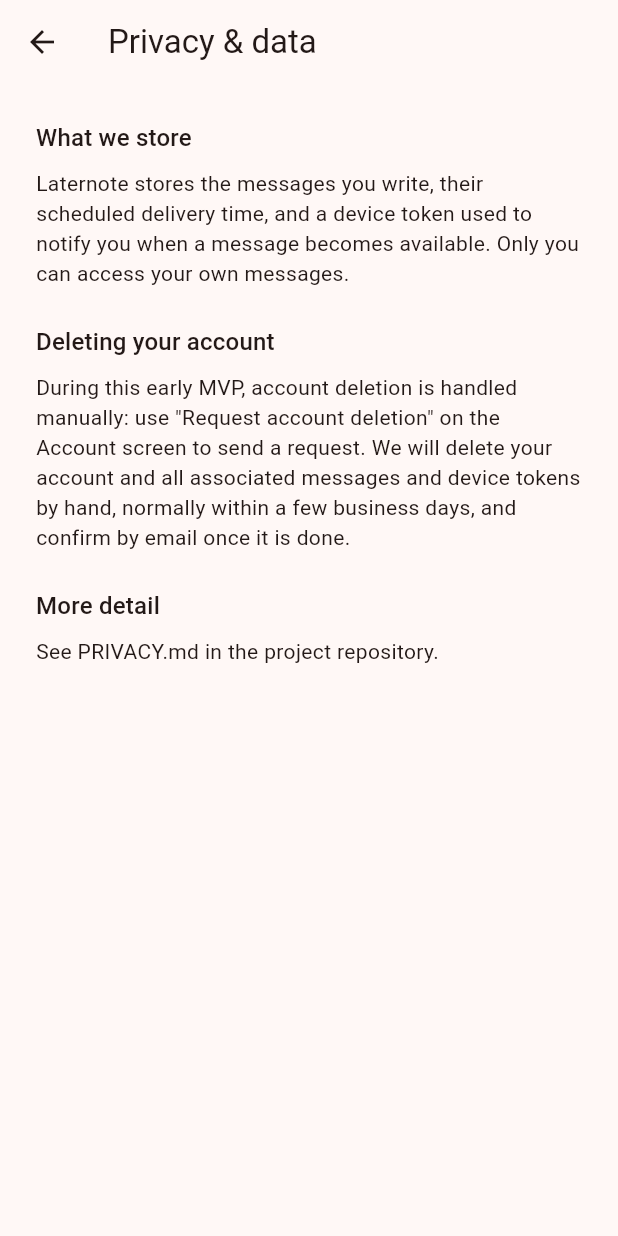
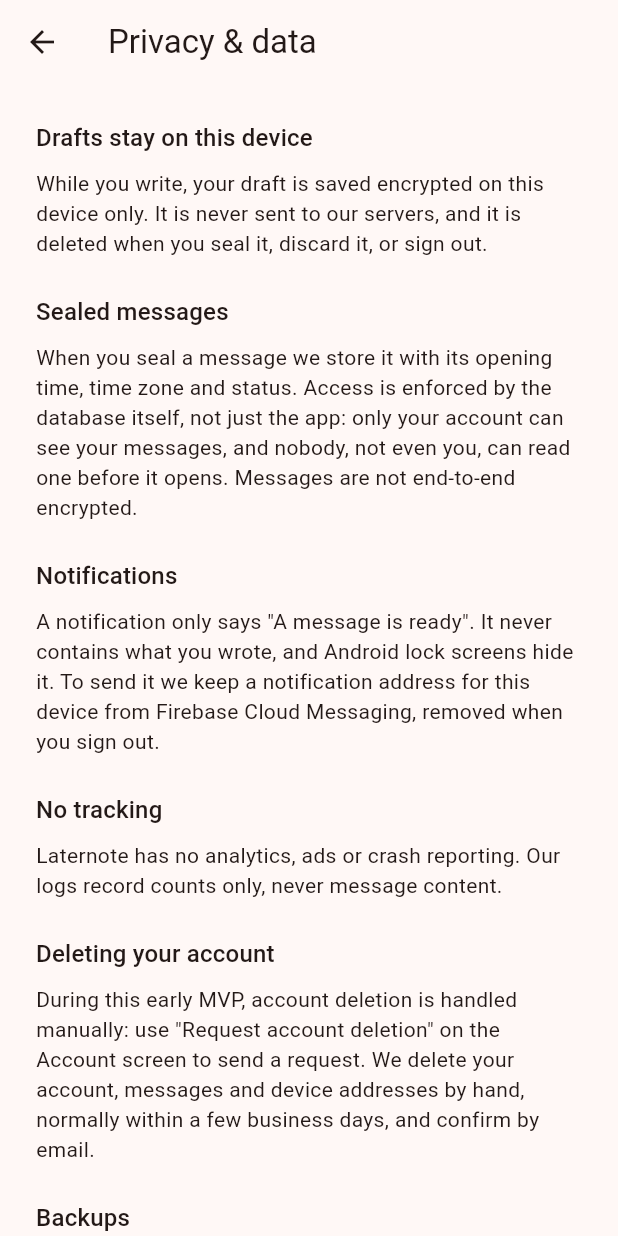
Before and after one commit to abianche/laternote, a Flutter app: the PrivacyScreen screen opened by its route, on a phone screen of 412 x 824 dp. Run offline on Flutter 3.47's test engine with Material 3 defaults, Android fonts, the phone set to English and light mode, and no system bars; our stand-ins replace firebase_core, firebase_messaging, flutter_riverpod, flutter_secure_storage, flutter_timezone, go_router and 3 more; missing offline and left inert: firebase_app_installations; accounts and stored records are empty; generated files the repository leaves out were written again; statements that could not run were skipped.

Commit message:
feat(account): explain privacy and data handling in the app
Co-Authored-By: Claude Opus 5.5 <noreply@anthropic.com>

```diff
--- a/lib/features/account/presentation/privacy_screen.dart
+++ b/lib/features/account/presentation/privacy_screen.dart
@@ -1,46 +1,64 @@
 import 'package:material_ui/material_ui.dart';
+
+/// Plain-language privacy notice. Keep in sync with PRIVACY.md.
+const privacySections = <(String, String)>[
+  (
+    'Drafts stay on this device',
+    'While you write, your draft is saved encrypted on this device only. '
+        'It is never sent to our servers, and it is deleted when you seal '
+        'it, discard it, or sign out.',
+  ),
+  (
+    'Sealed messages',
+    'When you seal a message we store it with its opening time, time '
+        'zone and status. Access is enforced by the database itself, not '
+        'just the app: only your account can see your messages, and nobody, '
+        'not even you, can read one before it opens. Messages are not '
+        'end-to-end encrypted.',
+  ),
+  (
+    'Notifications',
+    'A notification only says "A message is ready". It never contains '
+        'what you wrote, and Android lock screens hide it. To send it we '
+        'keep a notification address for this device from Firebase Cloud '
+        'Messaging, removed when you sign out.',
+  ),
+  (
+    'No tracking',
+    'Laternote has no analytics, ads or crash reporting. Our logs record '
+        'counts only, never message content.',
+  ),
+  (
+    'Deleting your account',
+    'During this early MVP, account deletion is handled manually: use '
+        '"Request account deletion" on the Account screen to send a '
+        'request. We delete your account, messages and device addresses by '
+        'hand, normally within a few business days, and confirm by email.',
+  ),
+  (
+    'Backups',
+    'Encrypted backups age out after about 30 days. If one is ever '
+        'restored, deletion requests made since then are applied again.',
+  ),
+];
 
 class PrivacyScreen extends StatelessWidget {
   const PrivacyScreen({super.key});
 
   @override
   Widget build(BuildContext context) {
+    final titleStyle = Theme.of(context).textTheme.titleMedium;
     return Scaffold(
       appBar: AppBar(title: const Text('Privacy & data')),
       body: ListView(
         padding: const EdgeInsets.all(24),
         children: [
-          Text(
-            'What we store',
-            style: Theme.of(context).textTheme.titleMedium,
-          ),
-          const SizedBox(height: 8),
-          const Text(
-            'Laternote stores the messages you write, their scheduled '
-            'delivery time, and a device token used to notify you when a '
-            'message becomes available. Only you can access your own '
-            'messages.',
-          ),
-          const SizedBox(height: 24),
-          Text(
-            'Deleting your account',
-            style: Theme.of(context).textTheme.titleMedium,
-          ),
-          const SizedBox(height: 8),
-          const Text(
-            'During this early MVP, account deletion is handled manually: '
-            'use "Request account deletion" on the Account screen to send '
-            'a request. We will delete your account and all associated '
-            'messages and device tokens by hand, normally within a few '
-            'business days, and confirm by email once it is done.',
-          ),
-          const SizedBox(height: 24),
-          Text(
-            'More detail',
-            style: Theme.of(context).textTheme.titleMedium,
-          ),
-          const SizedBox(height: 8),
-          const Text('See PRIVACY.md in the project repository.'),
+          for (final (title, text) in privacySections) ...[
+            Text(title, style: titleStyle),
+            const SizedBox(height: 8),
+            Text(text),
+            const SizedBox(height: 24),
+          ],
         ],
       ),
     );
```
Also changed, not shown: 2 other files.
